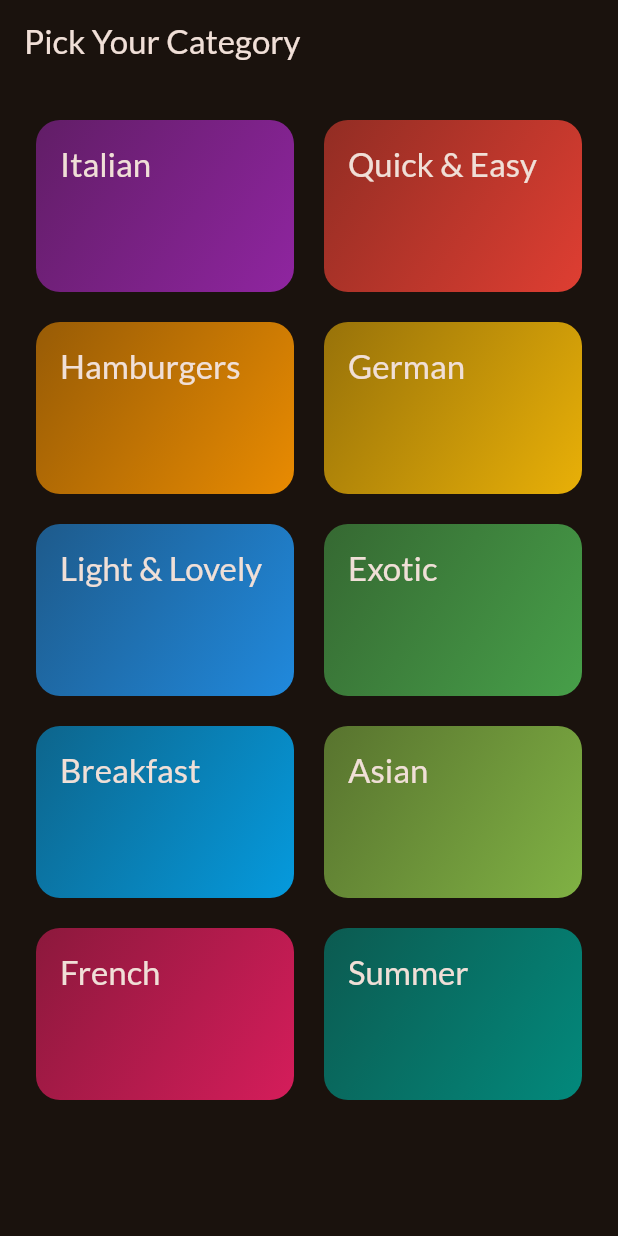
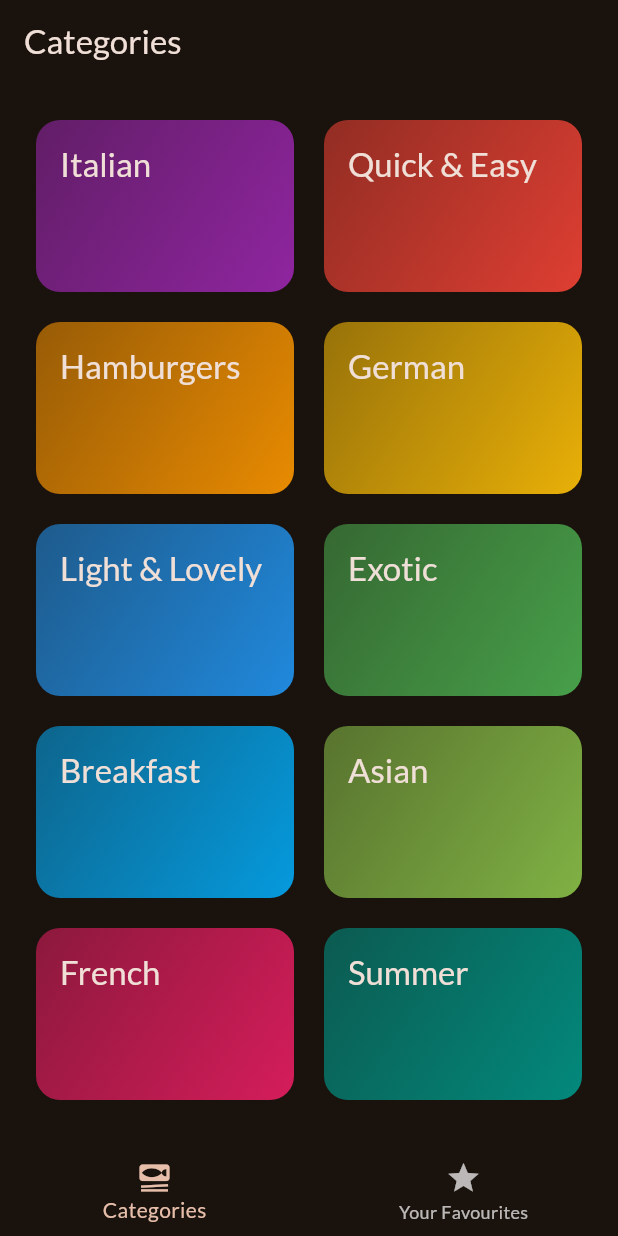
Before and after one commit to ChetanR01/meals-app, a Flutter app: the screen it shows after launch, on a phone screen of 412 x 824 dp. Run offline on Flutter 3.47's test engine with Material 3 defaults, Android fonts, the phone set to English and light mode, and no system bars; our stand-ins replace google_fonts, transparent_image.

Commit message:
meal deatils and favourite done

```diff
--- a/lib/main.dart
+++ b/lib/main.dart
@@ -2,6 +2,7 @@ import 'package:flutter/material.dart';
 
 import 'package:google_fonts/google_fonts.dart';
 import 'package:meals/screens/categories.dart';
+import 'package:meals/screens/tabs.dart';
 
 final theme = ThemeData(
   useMaterial3: true,
@@ -23,7 +24,7 @@ class App extends StatelessWidget {
   Widget build(BuildContext context) {
     return MaterialApp(
         theme: theme,
-        home: CategoriesScreen(),
+        home: TabsScreen(),
         );
   }
 }
--- a/lib/screens/categories.dart
+++ b/lib/screens/categories.dart
@@ -1,20 +1,32 @@
 import 'package:flutter/material.dart';
 import 'package:meals/data/dummy_data.dart';
 import 'package:meals/models/category.dart';
+import 'package:meals/models/meal.dart';
 import 'package:meals/screens/meals.dart';
 import 'package:meals/widgets/category_grid_item.dart';
 
 class CategoriesScreen extends StatelessWidget {
-  const CategoriesScreen({super.key});
+  const CategoriesScreen({
+    super.key,
+    required this.onToggleFavourite,
+    required this.favouriteMeals
+  });
+
+  final void Function(Meal meal) onToggleFavourite;
+  final List<Meal> favouriteMeals;
 
   void _selectCategory(BuildContext context, Category category) {
-    final filteredMeals = dummyMeals.where((meal) => meal.categories.contains(category.id)).toList();
+    final filteredMeals = dummyMeals
+        .where((meal) => meal.categories.contains(category.id))
+        .toList();
 
     Navigator.of(context).push(
       MaterialPageRoute(
         builder: (ctx) => MealsScreen(
+          onToggleFavourite: onToggleFavourite,
           title: category.title,
           meals: filteredMeals,
+          favouriteMeals: favouriteMeals,
         ),
       ),
     );
@@ -22,11 +34,7 @@ class CategoriesScreen extends StatelessWidget {
 
   @override
   Widget build(BuildContext context) {
-    return Scaffold(
-      appBar: AppBar(
-        title: const Text('Pick Your Category'),
-      ),
-      body: GridView(
+    return GridView(
       padding: const EdgeInsets.all(24),
       gridDelegate: const SliverGridDelegateWithFixedCrossAxisCount(
           crossAxisCount: 2,
@@ -42,7 +50,6 @@ class CategoriesScreen extends StatelessWidget {
             },
           )
       ],
-      ),
     );
   }
 }
--- /dev/null
+++ b/lib/screens/tabs.dart
@@ -0,0 +1,70 @@
+import 'package:flutter/material.dart';
+import 'package:meals/models/meal.dart';
+import 'package:meals/screens/categories.dart';
+import 'package:meals/screens/meals.dart';
+
+class TabsScreen extends StatefulWidget {
+  const TabsScreen({super.key});
+
+  @override
+  State<StatefulWidget> createState() {
+    return _TabsScreenState();
+  }
+}
+
+class _TabsScreenState extends State<TabsScreen> {
+  int _selectedPageIndex = 0;
+  final List<Meal> _favouriteMeals = [];
+
+  void _onToggleFavourite(Meal meal) {
+    final isExisting = _favouriteMeals.contains(meal);
+
+    if (isExisting) {
+      setState(() {
+        _favouriteMeals.remove(meal);
+      });
+    } else {
+      setState(() {
+        _favouriteMeals.add(meal);
+      });
+    }
+  }
+
+  void _selectPage(int index) {
+    setState(() {
+      _selectedPageIndex = index;
+    });
+  }
+
+  @override
+  Widget build(BuildContext context) {
+    String activePageTitle = 'Categories';
+    Widget activePage = CategoriesScreen(onToggleFavourite: _onToggleFavourite, favouriteMeals: _favouriteMeals,);
+
+    if (_selectedPageIndex == 1) {
+      activePage = MealsScreen(meals: _favouriteMeals, onToggleFavourite: _onToggleFavourite, favouriteMeals: _favouriteMeals,);
+      activePageTitle = 'Your Favourites';
+    }
+
+    return Scaffold(
+      appBar: AppBar(
+        title: Text(activePageTitle),
+      ),
+      body: activePage,
+      bottomNavigationBar: BottomNavigationBar(
+        onTap: _selectPage,
+        items: const [
+          BottomNavigationBarItem(
+            icon: Icon(Icons.set_meal),
+            label: 'Categories',
+          ),
+          BottomNavigationBarItem(
+            icon: Icon(Icons.star),
+            label: 'Your Favourites',
+          ),
+        ],
+        currentIndex: _selectedPageIndex,
+      ),
+    );
+  }
+}
--- a/lib/widgets/meal_item.dart
+++ b/lib/widgets/meal_item.dart
@@ -7,9 +7,11 @@ class MealItem extends StatelessWidget {
   const MealItem({
     super.key,
     required this.meal,
+    required this.onSelectMeal
   });
 
   final Meal meal;
+  final void Function(Meal meal) onSelectMeal;
 
   String get complexityText {
     return meal.complexity.name[0].toUpperCase() +
@@ -29,7 +31,9 @@ class MealItem extends StatelessWidget {
       clipBehavior: Clip.hardEdge,
       elevation: 2,
       child: InkWell(
-        onTap: () {},
+        onTap: () {
+          onSelectMeal(meal);
+        },
         child: Stack(
           children: [
             FadeInImage(
```
Also changed, not shown: lib/screens/meal_details.dart (added, +102 -0 lines), lib/screens/meals.dart (+26 -4 lines). Lines whose indentation alone changed are shown as unchanged.
